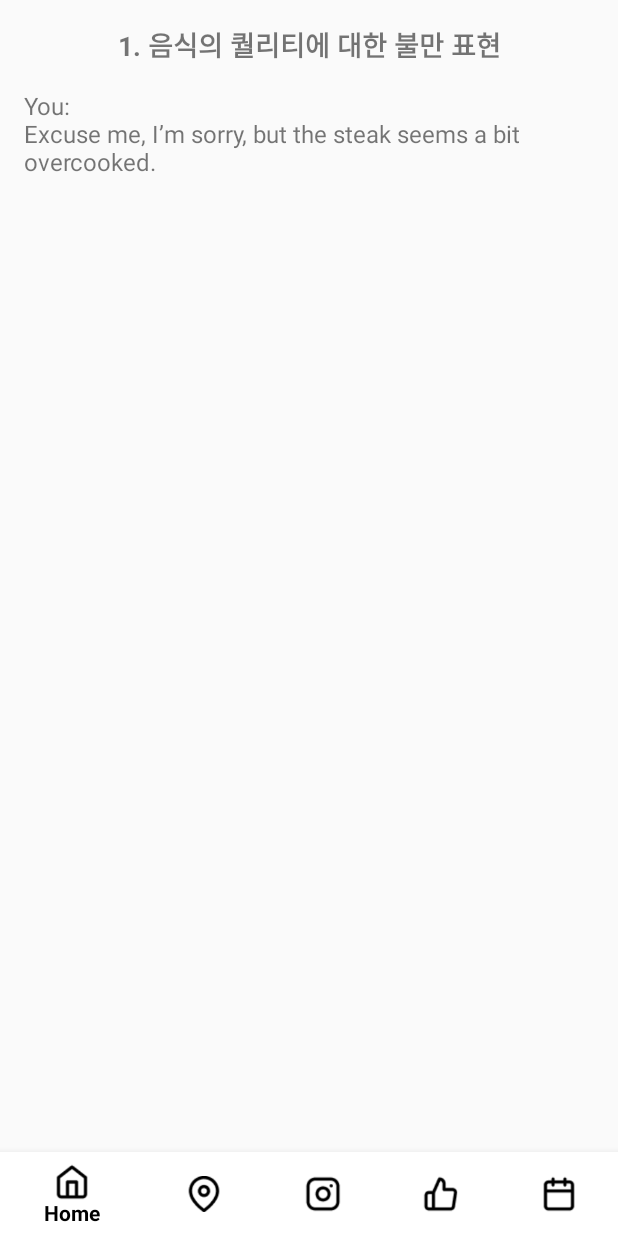
After one commit to fbwogur121/KAU-English-Project_OOP, an Android app: the fragment ConversationFragment placed in its activity, on a phone screen of 412 x 824 dp. The commit adds this screen. Run offline under Robolectric (Android 15) with nearby library versions, the phone set to English and light mode, and no system bars.

Commit message:
conversation

```diff
--- a/app/src/main/AndroidManifest.xml
+++ b/app/src/main/AndroidManifest.xml
@@ -5,6 +5,7 @@
     <!-- GoogleMaps 권한 -->
     <uses-permission android:name="android.permission.ACCESS_FINE_LOCATION" />
     <uses-permission android:name="android.permission.ACCESS_COARSE_LOCATION" />
+    <uses-permission android:name="android.permission.INTERNET" />
 
     <application
         android:allowBackup="true"
--- /dev/null
+++ b/app/src/main/java/com/example/kau_english_oop/ConversationFragment.kt
@@ -0,0 +1,18 @@
+package com.example.kau_english_oop
+
+import android.os.Bundle
+import android.view.LayoutInflater
+import android.view.View
+import android.view.ViewGroup
+import androidx.fragment.app.Fragment
+
+class ConversationFragment : Fragment() {
+
+    override fun onCreateView(
+        inflater: LayoutInflater, container: ViewGroup?,
+        savedInstanceState: Bundle?
+    ): View? {
+        // Inflate the layout for this fragment
+        return inflater.inflate(R.layout.fragment_conversation, container, false)
+    }
+}
--- /dev/null
+++ b/app/src/main/res/layout/fragment_conversation.xml
@@ -0,0 +1,31 @@
+<?xml version="1.0" encoding="utf-8"?>
+<androidx.constraintlayout.widget.ConstraintLayout xmlns:android="http://schemas.android.com/apk/res/android"
+    xmlns:app="http://schemas.android.com/apk/res-auto"
+    android:layout_width="match_parent"
+    android:layout_height="match_parent">
+
+    <TextView
+        android:id="@+id/titleTextView"
+        android:layout_width="wrap_content"
+        android:layout_height="wrap_content"
+        android:text="1. 음식의 퀄리티에 대한 불만 표현"
+        android:textSize="18sp"
+        android:textStyle="bold"
+        app:layout_constraintTop_toTopOf="parent"
+        app:layout_constraintStart_toStartOf="parent"
+        app:layout_constraintEnd_toEndOf="parent"
+        android:layout_marginTop="16dp" />
+
+    <TextView
+        android:id="@+id/conversationTextView"
+        android:layout_width="0dp"
+        android:layout_height="0dp"
+        android:text="You:\n\Excuse me, I’m sorry, but the steak seems a bit overcooked."
+        android:textSize="16sp"
+        app:layout_constraintTop_toBottomOf="@id/titleTextView"
+        app:layout_constraintStart_toStartOf="parent"
+        app:layout_constraintEnd_toEndOf="parent"
+        app:layout_constraintBottom_toBottomOf="parent"
+        android:layout_margin="16dp" />
+
+</androidx.constraintlayout.widget.ConstraintLayout>
```
Also changed, not shown: app/src/main/java/com/example/kau_english_oop/MapFragment.kt (+29 -36 lines).
